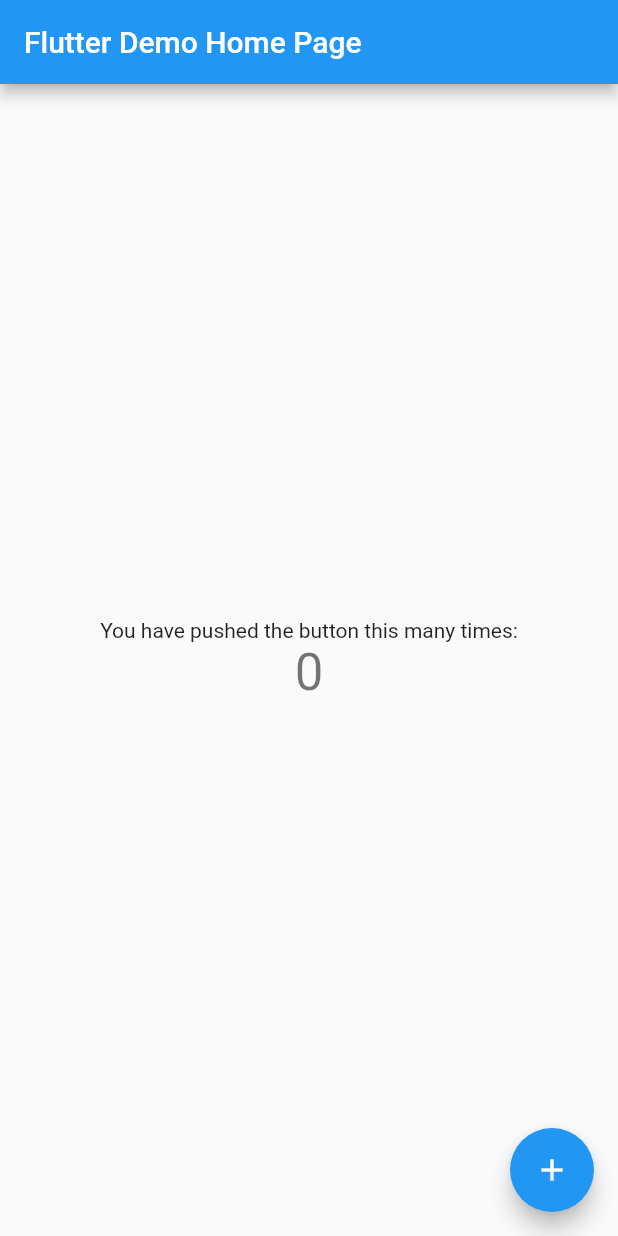
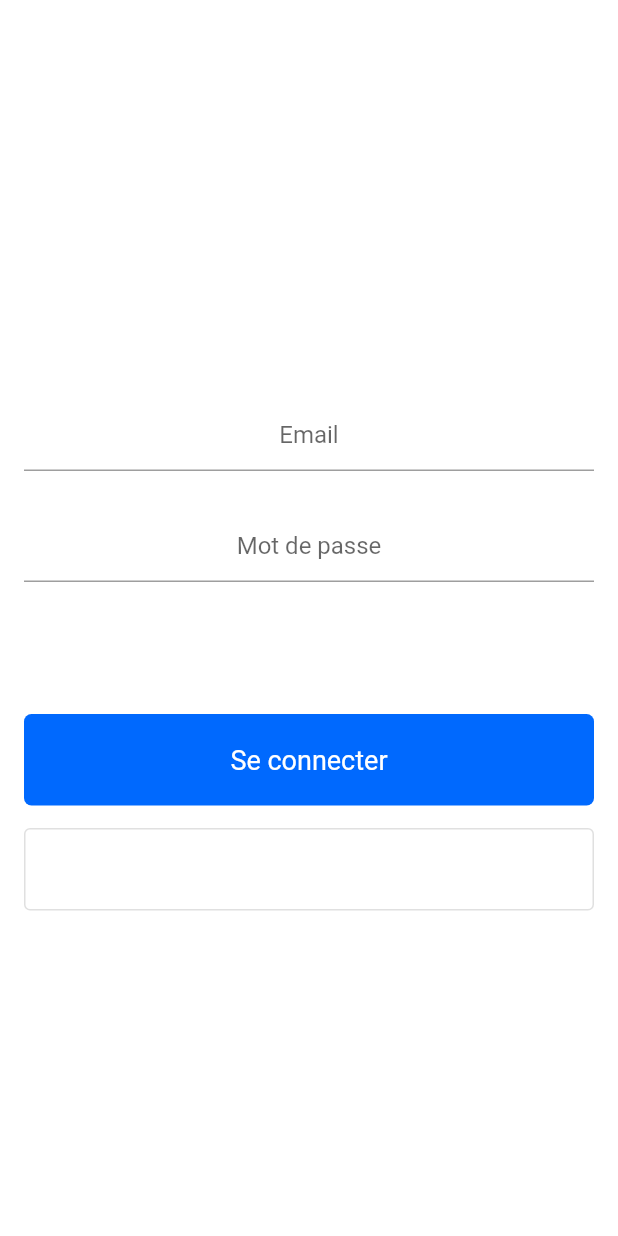
Before and after one commit to HubertBdL/projetprogmobile, a Flutter app: the screen it shows after launch, on a phone screen of 412 x 824 dp. Run offline on Flutter 3.47's test engine with Material 2 defaults, Android fonts, the phone set to English and light mode, and no system bars.

Commit message:
Main - PageBienvenue

```diff
--- a/lib/main.dart
+++ b/lib/main.dart
@@ -1,119 +1,146 @@
 import 'package:flutter/material.dart';
-import 'package:firebase_core/firebase_core.dart';
-import 'package:flutter_svg/flutter_svg.dart';
 
- Future <void> main() async {
-  WidgetsFlutterBinding.ensureInitialized();
-  await Firebase.initializeApp();
+void main() {
   runApp(const MyApp());
 }
 
 class MyApp extends StatelessWidget {
   const MyApp({super.key});
 
-  // This widget is the root of your application.
   @override
   Widget build(BuildContext context) {
     return MaterialApp(
-      title: 'Flutter Demo',
-      theme: ThemeData(
-        // This is the theme of your application.
-        //
-        // Try running your application with "flutter run". You'll see the
-        // application has a blue toolbar. Then, without quitting the app, try
-        // changing the primarySwatch below to Colors.green and then invoke
-        // "hot reload" (press "r" in the console where you ran "flutter run",
-        // or simply save your changes to "hot reload" in a Flutter IDE).
-        // Notice that the counter didn't reset back to zero; the application
-        // is not restarted.
-        primarySwatch: Colors.blue,
-      ),
-      home: const MyHomePage(title: 'Flutter Demo Home Page'),
+      home: HomePage(),
     );
   }
 }
 
-class MyHomePage extends StatefulWidget {
-  const MyHomePage({super.key, required this.title});
-
-  // This widget is the home page of your application. It is stateful, meaning
-  // that it has a State object (defined below) that contains fields that affect
-  // how it looks.
-
-  // This class is the configuration for the state. It holds the values (in this
-  // case the title) provided by the parent (in this case the App widget) and
-  // used by the build method of the State. Fields in a Widget subclass are
-  // always marked "final".
-
-  final String title;
+class HomePage extends StatefulWidget {
+  const HomePage({Key? key}) : super(key: key);
 
   @override
-  State<MyHomePage> createState() => _MyHomePageState();
+  State<HomePage> createState() => _HomePageState();
 }
 
-class _MyHomePageState extends State<MyHomePage> {
-  int _counter = 0;
-
-  void _incrementCounter() {
-    setState(() {
-      // This call to setState tells the Flutter framework that something has
-      // changed in this State, which causes it to rerun the build method below
-      // so that the display can reflect the updated values. If we changed
-      // _counter without calling setState(), then the build method would not be
-      // called again, and so nothing would appear to happen.
-      _counter++;
-    });
+class _HomePageState extends State<HomePage> {
+  @override
+  Widget build(BuildContext context) {
+    return Scaffold(
+      body : Login(),
+      backgroundColor: Colors.white30,
+    );
+  }
 }
 
+class Login extends StatefulWidget {
+  const Login({Key? key}) : super(key: key);
+
+  @override
+  State<Login> createState() => _LoginState();
+}
+
+class _LoginState extends State<Login> {
   @override
   Widget build(BuildContext context) {
-    // This method is rerun every time setState is called, for instance as done
-    // by the _incrementCounter method above.
-    //
-    // The Flutter framework has been optimized to make rerunning build methods
-    // fast, so that you can just rebuild anything that needs updating rather
-    // than having to individually change instances of widgets.
-    return Scaffold(
-      appBar: AppBar(
-        // Here we take the value from the MyHomePage object that was created by
-        // the App.build method, and use it to set our appbar title.
-        title: Text(widget.title),
+    return Padding(
+      padding: const EdgeInsets.all(16.0),
+      child: Column(
+        mainAxisAlignment: MainAxisAlignment.center,
+        crossAxisAlignment: CrossAxisAlignment.start,
+
+        children:[
+
+          Align(
+            alignment: Alignment.center,
+            child: const Text("Bienvenue!",
+              textAlign: TextAlign.center,
+              style: TextStyle(
+                color: Colors.white,
+                fontSize: 44.0,
+                fontWeight: FontWeight.bold,
               ),
-      body: Center(
-        // Center is a layout widget. It takes a single child and positions it
-        // in the middle of the parent.
-        child: Column(
-          // Column is also a layout widget. It takes a list of children and
-          // arranges them vertically. By default, it sizes itself to fit its
-          // children horizontally, and tries to be as tall as its parent.
-          //
-          // Invoke "debug painting" (press "p" in the console, choose the
-          // "Toggle Debug Paint" action from the Flutter Inspector in Android
-          // Studio, or the "Toggle Debug Paint" command in Visual Studio Code)
-          // to see the wireframe for each widget.
-          //
-          // Column has various properties to control how it sizes itself and
-          // how it positions its children. Here we use mainAxisAlignment to
-          // center the children vertically; the main axis here is the vertical
-          // axis because Columns are vertical (the cross axis would be
-          // horizontal).
-          mainAxisAlignment: MainAxisAlignment.center,
-          children: <Widget>[
-            const Text(
-              'You have pushed the button this many times:',
             ),
-            Text(
-              '$_counter',
-              style: Theme.of(context).textTheme.headline4,
+          ),
+          const SizedBox(
+            height: 20.0,
+          ),
+          Align(
+            alignment: Alignment.center,
+            child : const Text("Veuillez vous connecter ou \n créer un nouveau compte \n pour utiliser l'application. " ,
+              textAlign: TextAlign.center,
+              style : TextStyle(
+                color: Colors.white,
+                fontSize:18.0,
+                fontWeight: FontWeight.normal,
+              ),
+            ),
+          ),
+          const SizedBox(
+            height: 30.0,
+          ),
+          const TextField(
+            textAlign: TextAlign.center,
+            keyboardType: TextInputType.emailAddress,
+            decoration: InputDecoration(
+              hintText: "Email",
+            ),
+          ),
+          const SizedBox(
+            height: 26.0,
+          ),
+          const TextField(
+            textAlign: TextAlign.center,
+
+            decoration: InputDecoration(
+                hintText: "Mot de passe"
+            ),
+          ),
+
+          const SizedBox(
+            height: 88.0,
+          ),
+          Container(
+            width: double.infinity,
+            child:RawMaterialButton(
+              fillColor: Color(0xFF0069FE),
+              elevation: 0.0,
+              padding: EdgeInsets.symmetric(vertical: 20.0),
+              shape: RoundedRectangleBorder(
+                  borderRadius: BorderRadius.circular(5.0)),
+              onPressed: () {},
+              child: Text("Se connecter",
+                  style: TextStyle(
+                      color:Colors.white,
+                      fontSize: 18.0)
+              ),
+            ),
+          ),
+          const SizedBox(
+            height: 15.0,
+          ),
+          Container(
+            width: double.infinity,
+            height: 55,
+            child:OutlinedButton(
+              onPressed: () {},
+              child: Text("Créer un nouveau compte",
+                  style: TextStyle(
+                      color:Colors.white,
+                      fontSize: 18.0)
+              ),
+            ),
+          ),
+          const SizedBox(
+            height: 100.0,
+          ),
+          Align(
+            alignment: Alignment.center,
+            child: const Text("Mot de passe oublié", textAlign: TextAlign.center,
+              style: TextStyle(color: Colors.white),
+            ),
           ),
         ],
       ),
-      ),
-      floatingActionButton: FloatingActionButton(
-        onPressed: _incrementCounter,
-        tooltip: 'Increment',
-        child: const Icon(Icons.add),
-      ), // This trailing comma makes auto-formatting nicer for build methods.
     );
   }
 }
```
Also changed, not shown: pubspec.lock, 4 other files. Lines whose indentation alone changed are shown as unchanged.
